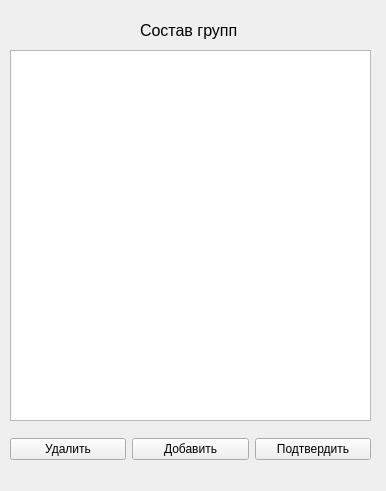
Before: the Qt Designer form ElectronicJournal/tablecompositiongroup.ui in MariyaMari/myJournal, drawn with Qt 5.
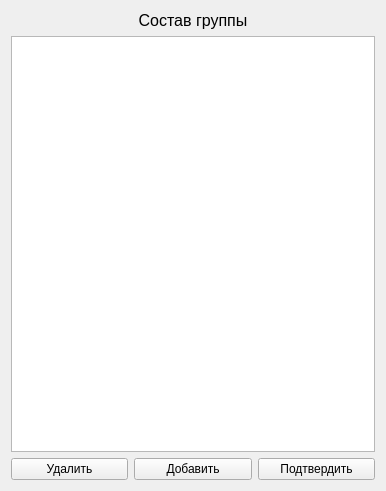
After: the same form once the commit is applied.

Diff of the .ui file:
```diff
--- a/ElectronicJournal/tablecompositiongroup.ui
+++ b/ElectronicJournal/tablecompositiongroup.ui
@@ -13,48 +13,30 @@
   <property name="windowTitle">
    <string>Form</string>
   </property>
-  <widget class="QWidget" name="verticalLayoutWidget">
-   <property name="geometry">
-    <rect>
-     <x>10</x>
-     <y>50</y>
-     <width>361</width>
-     <height>371</height>
-    </rect>
-   </property>
-   <layout class="QVBoxLayout" name="verticalLayout">
-    <item>
-     <widget class="QTableView" name="tableView"/>
-    </item>
-   </layout>
-  </widget>
+  <layout class="QGridLayout" name="gridLayout_2">
+   <item row="0" column="0">
   <widget class="QLabel" name="label">
-   <property name="geometry">
-    <rect>
-     <x>140</x>
-     <y>20</y>
-     <width>131</width>
-     <height>21</height>
-    </rect>
-   </property>
    <property name="font">
     <font>
      <pointsize>12</pointsize>
     </font>
    </property>
    <property name="text">
-    <string>Состав групп</string>
-   </property>
-  </widget>
-  <widget class="QWidget" name="gridLayoutWidget">
-   <property name="geometry">
-    <rect>
-     <x>10</x>
-     <y>429</y>
-     <width>361</width>
-     <height>41</height>
-    </rect>
-   </property>
+      <string>Состав группы</string>
+     </property>
+     <property name="alignment">
+      <set>Qt::AlignCenter</set>
+     </property>
+    </widget>
+   </item>
+   <item row="1" column="0">
+    <layout class="QVBoxLayout" name="verticalLayout">
+     <item>
+      <widget class="QTableView" name="tableView"/>
+     </item>
+    </layout>
+   </item>
+   <item row="2" column="0">
    <layout class="QGridLayout" name="gridLayout">
     <item row="0" column="0">
      <widget class="QPushButton" name="pushButton">
@@ -78,7 +60,8 @@
      </widget>
     </item>
    </layout>
-  </widget>
+   </item>
+  </layout>
  </widget>
  <resources/>
  <connections/>
```
Lines whose indentation alone changed are shown as unchanged.
